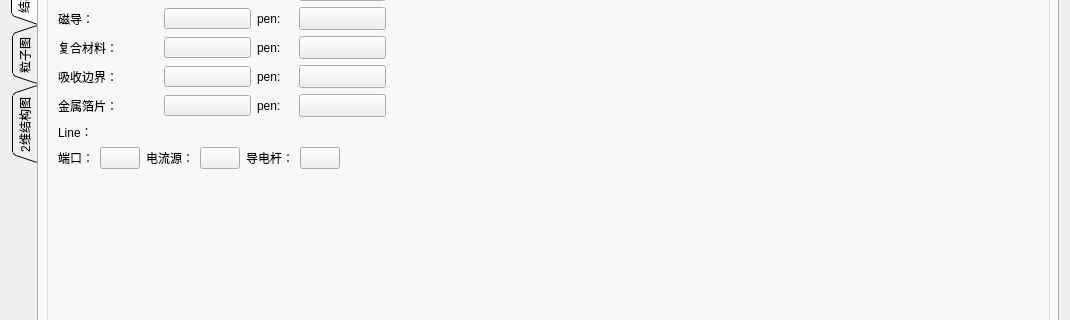
This is src/DataVisualization/ConfigWidget.ui in BeQuiet1228/FreeCAD as Qt 5 draws it before an edit; both pictures show x 0 to 1070 and y 229 to 549 of the 1070 by 841 pixel window. The edited form follows.
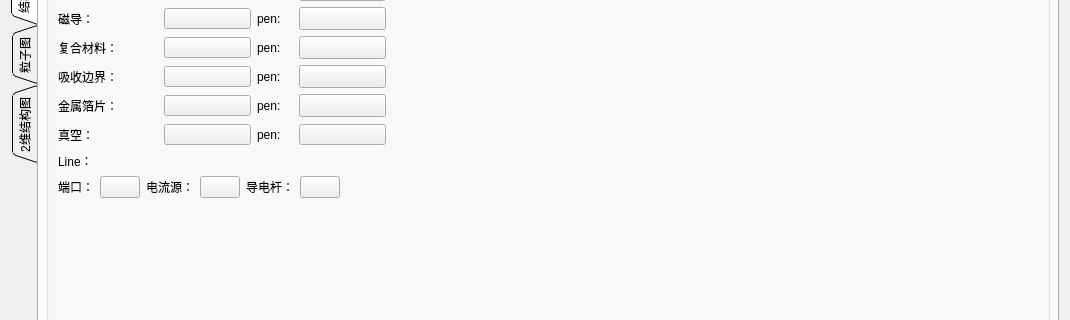
This is the edited form. The open tabs and pages were chosen to show the change.

Commit message: 增加 真空属性，修改2d结构图按照多边形网格定义的顺序绘制。

What changed in the file:
```diff
--- a/src/DataVisualization/ConfigWidget.ui
+++ b/src/DataVisualization/ConfigWidget.ui
@@ -1633,6 +1633,99 @@
               </item>
              </layout>
             </item>
+            <item>
+             <layout class="QHBoxLayout" name="horizontalLayout_17">
+              <item>
+               <widget class="QLabel" name="label_26">
+                <property name="minimumSize">
+                 <size>
+                  <width>100</width>
+                  <height>15</height>
+                 </size>
+                </property>
+                <property name="maximumSize">
+                 <size>
+                  <width>100</width>
+                  <height>15</height>
+                 </size>
+                </property>
+                <property name="text">
+                 <string>真空：</string>
+                </property>
+               </widget>
+              </item>
+              <item>
+               <widget class="QPushButton" name="VacuoColor">
+                <property name="minimumSize">
+                 <size>
+                  <width>87</width>
+                  <height>21</height>
+                 </size>
+                </property>
+                <property name="maximumSize">
+                 <size>
+                  <width>87</width>
+                  <height>21</height>
+                 </size>
+                </property>
+                <property name="text">
+                 <string/>
+                </property>
+               </widget>
+              </item>
+              <item>
+               <widget class="QLabel" name="label_27">
+                <property name="minimumSize">
+                 <size>
+                  <width>36</width>
+                  <height>23</height>
+                 </size>
+                </property>
+                <property name="maximumSize">
+                 <size>
+                  <width>26</width>
+                  <height>23</height>
+                 </size>
+                </property>
+                <property name="text">
+                 <string>pen:</string>
+                </property>
+               </widget>
+              </item>
+              <item>
+               <widget class="QPushButton" name="VacuolineColor">
+                <property name="minimumSize">
+                 <size>
+                  <width>87</width>
+                  <height>21</height>
+                 </size>
+                </property>
+                <property name="maximumSize">
+                 <size>
+                  <width>87</width>
+                  <height>21</height>
+                 </size>
+                </property>
+                <property name="text">
+                 <string/>
+                </property>
+               </widget>
+              </item>
+              <item>
+               <spacer name="horizontalSpacer_12">
+                <property name="orientation">
+                 <enum>Qt::Horizontal</enum>
+                </property>
+                <property name="sizeHint" stdset="0">
+                 <size>
+                  <width>40</width>
+                  <height>20</height>
+                 </size>
+                </property>
+               </spacer>
+              </item>
+             </layout>
+            </item>
            </layout>
           </item>
           <item row="2" column="0">
@@ -1709,7 +1802,7 @@
             <property name="sizeHint" stdset="0">
              <size>
               <width>20</width>
-              <height>377</height>
+              <height>346</height>
              </size>
             </property>
            </spacer>
```
Left out of the diff: 4 changed lines with no effect on the pictures. The commit also changes 7 other files.
